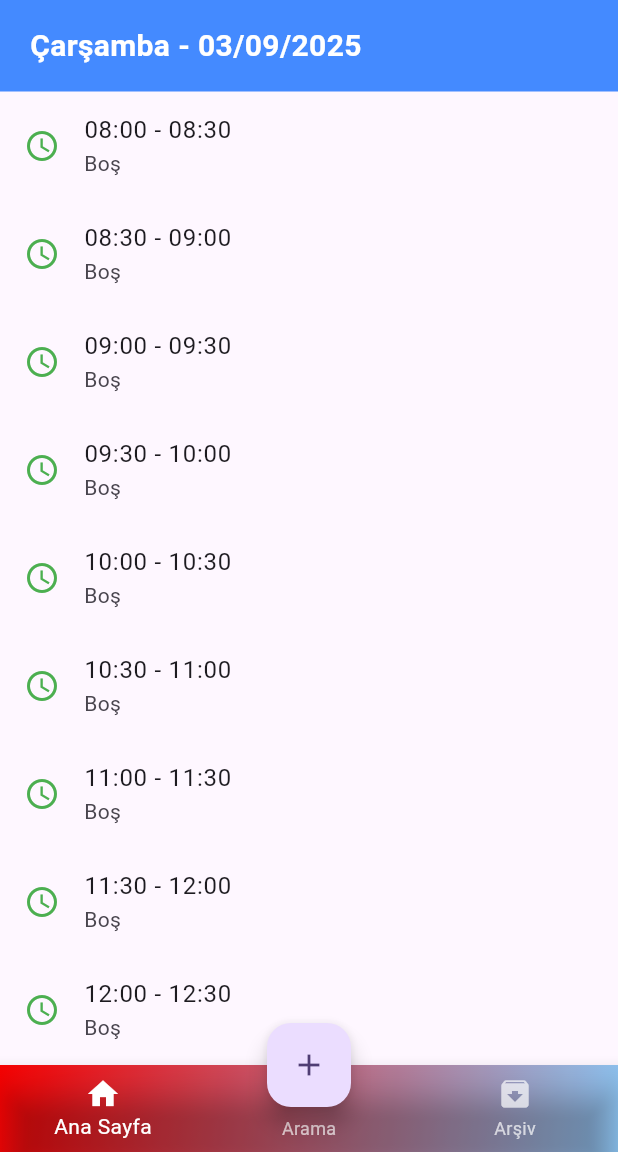
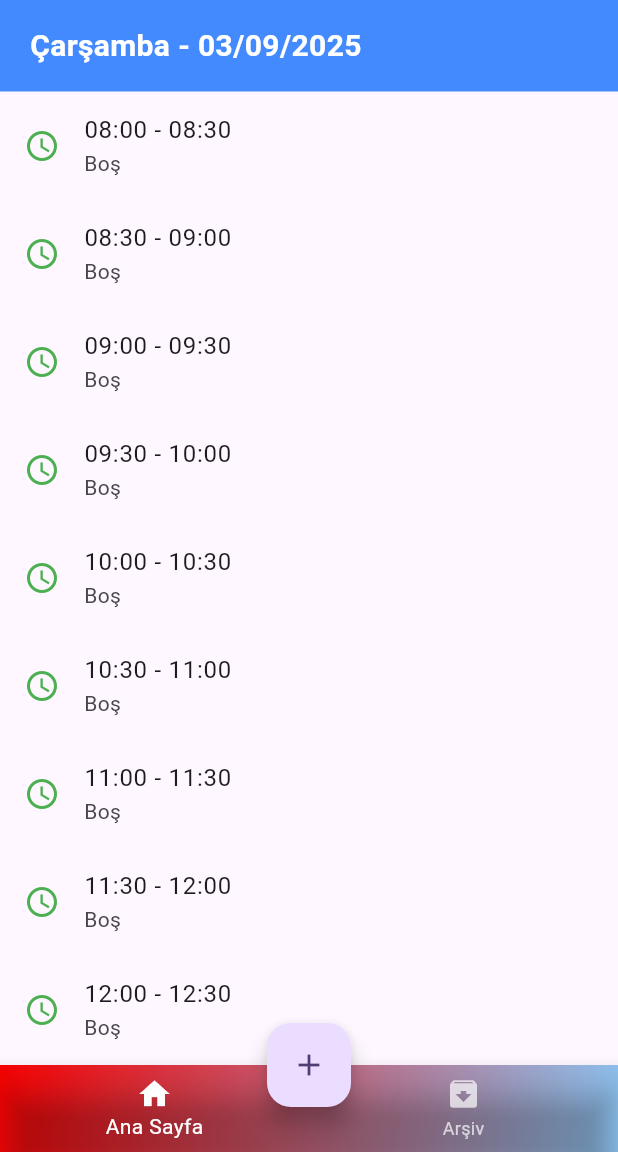
Before and after one commit to uluckabd/car_wash, a Flutter app: the screen it shows after launch, on a phone screen of 412 x 824 dp, the part 84-1236 px from its top. Run offline on Flutter 3.47's test engine with Material 3 defaults, Android fonts, the phone set to English and light mode, and no system bars; our stand-ins replace mask_text_input_formatter, sqflite; accounts and stored records are empty.

Commit message:
alt menu guncellendi hata giderildi  ve arsiv sayfası güncellendi

```diff
--- a/lib/main.dart
+++ b/lib/main.dart
@@ -83,6 +83,7 @@ class _MyHomePageState extends State<MyHomePage> {
     final slots = _generateTimeSlots();
 
     final pages = [
+      // Ana Sayfa
       Column(
         children: [
           Container(
@@ -143,7 +144,6 @@ class _MyHomePageState extends State<MyHomePage> {
                           ? Row(
                               mainAxisSize: MainAxisSize.min,
                               children: [
-                                // Düzenleme butonu
                                 IconButton(
                                   icon: const Icon(
                                     Icons.edit,
@@ -160,7 +160,6 @@ class _MyHomePageState extends State<MyHomePage> {
                                                 ),
                                           ),
                                         );
-
                                     if (updatedAppointment != null) {
                                       await dbService.updateAppointment(
                                         randevuBilgi['id'],
@@ -170,7 +169,6 @@ class _MyHomePageState extends State<MyHomePage> {
                                     }
                                   },
                                 ),
-                                // Silme butonu (AlertDialog ile)
                                 IconButton(
                                   icon: const Icon(
                                     Icons.delete,
@@ -198,7 +196,6 @@ class _MyHomePageState extends State<MyHomePage> {
                                         ],
                                       ),
                                     );
-
                                     if (confirm == true) {
                                       await dbService.deleteAppointment(
                                         randevuBilgi['id'],
@@ -225,21 +222,16 @@ class _MyHomePageState extends State<MyHomePage> {
           ),
         ],
       ),
-      Column(
-        children: [
-          for (int i = 1; i <= 20; i++)
-            ListTile(title: Text("Arama İçerik $i")),
-        ],
-      ),
-      Container(),
+      // Arşiv sayfası
+      ArchiveScreen(randevular: randevular),
     ];
 
     return Scaffold(
       appBar: AppBar(
         backgroundColor: Theme.of(context).colorScheme.inversePrimary,
-        title: const Text(
-          "Car_Wash",
-          style: TextStyle(
+        title: Text(
+          selectedIndex == 0 ? "Car_Wash" : "Arşiv",
+          style: const TextStyle(
             color: Colors.white,
             fontWeight: FontWeight.bold,
             fontSize: 25,
@@ -254,6 +246,19 @@ class _MyHomePageState extends State<MyHomePage> {
             ),
           ),
         ),
+        actions: selectedIndex == 1
+            ? [
+                IconButton(
+                  icon: const Icon(Icons.search),
+                  onPressed: () {
+                    showSearch(
+                      context: context,
+                      delegate: AppointmentSearch(randevular),
+                    );
+                  },
+                ),
+              ]
+            : null,
       ),
       body: pages[selectedIndex],
       bottomNavigationBar: Container(
@@ -268,22 +273,12 @@ class _MyHomePageState extends State<MyHomePage> {
           backgroundColor: Colors.transparent,
           currentIndex: selectedIndex,
           onTap: (index) {
-            if (index == 2) {
-              Navigator.push(
-                context,
-                MaterialPageRoute(
-                  builder: (_) => ArchiveScreen(randevular: randevular),
-                ),
-              );
-            } else {
-              setState(() => selectedIndex = index);
-            }
+            setState(() => selectedIndex = index);
           },
           selectedItemColor: Colors.white,
           unselectedItemColor: Colors.white70,
           items: const [
             BottomNavigationBarItem(icon: Icon(Icons.home), label: 'Ana Sayfa'),
-            BottomNavigationBarItem(icon: Icon(Icons.search), label: 'Arama'),
             BottomNavigationBarItem(icon: Icon(Icons.archive), label: 'Arşiv'),
           ],
         ),
```
Also changed, not shown: lib/ArchiveScreen.dart (+26 -47 lines).
